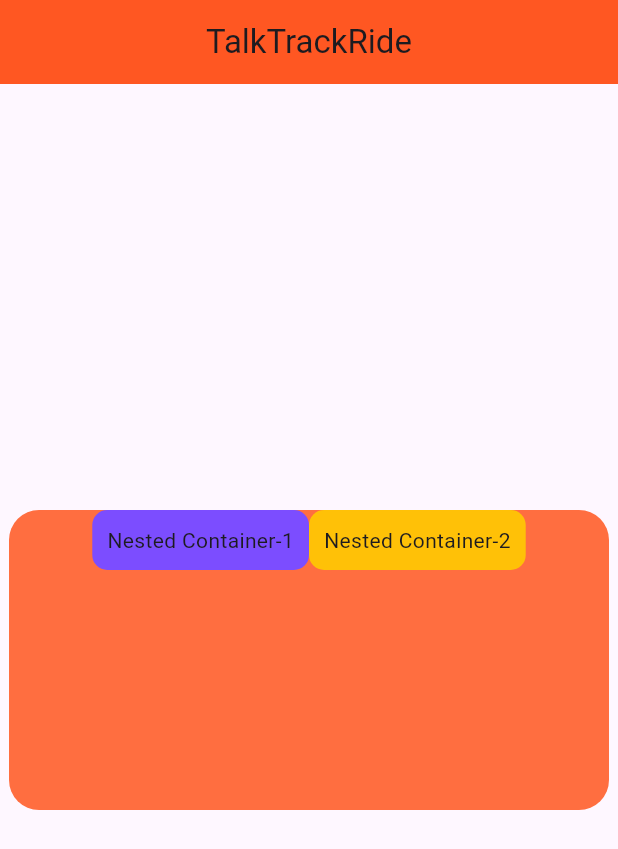
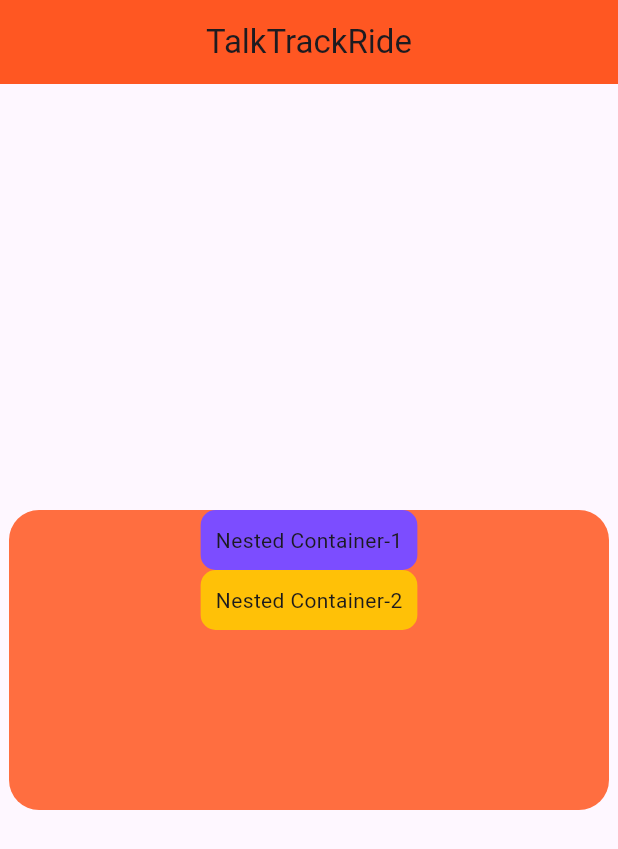
Before and after one commit to deadmanscode/Flutter_tutorials, a Flutter app: the screen it shows after launch, on a phone screen of 412 x 824 dp. Shown: the top 849 px of the screen. Run offline on Flutter 3.47's test engine with Material 3 defaults, Android fonts, the phone set to English and light mode, and no system bars.

Commit message:
Column and alignment
Column helps us to place the container in vertical order
Mainaxisalignment
start
  ^
  |
center
  ^
  |
 end
Crossaxisalignment
start->center->end

Mohanraj

```diff
--- a/dart_first_demo/lib/main.dart
+++ b/dart_first_demo/lib/main.dart
@@ -24,9 +24,9 @@ class MainApp extends StatelessWidget {
               borderRadius: BorderRadius.circular(20),
               color: Colors.deepOrangeAccent,
             ),
-            child: Row(
-              mainAxisAlignment: MainAxisAlignment.center,
-              crossAxisAlignment: CrossAxisAlignment.start,
+            child: Column(
+              mainAxisAlignment: MainAxisAlignment.start,
+              crossAxisAlignment: CrossAxisAlignment.center,
               children: [
                 Container(
                   decoration: BoxDecoration(
```
